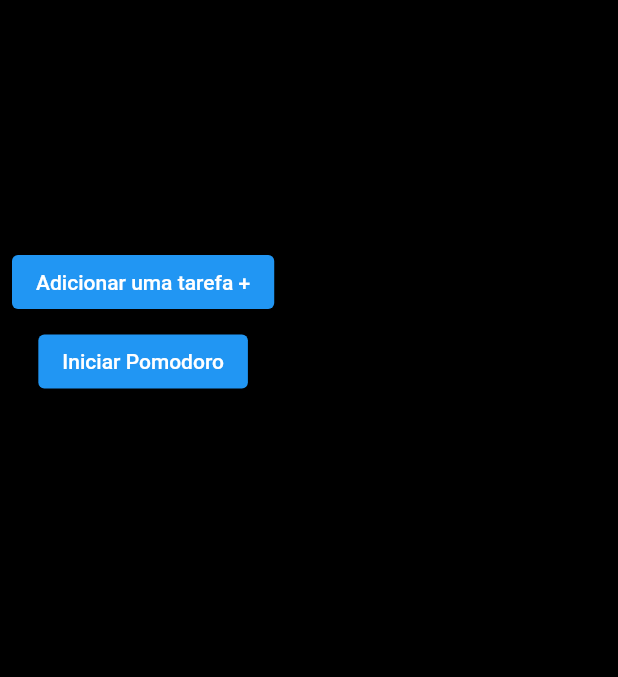
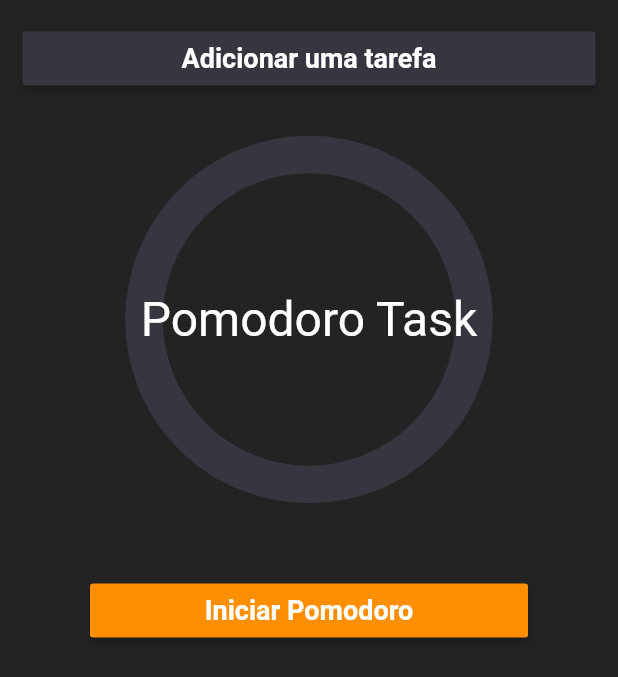
Before and after one commit to Suelinc/exercicios_assincronismo, a Flutter app: the screen it shows after launch, on a phone screen of 412 x 824 dp. Shown: the top 677 px of the screen. Run offline on Flutter 3.47's test engine with Material 2 defaults, Android fonts, the light colour scheme and no system bars.

Commit message:
Commit 2

```diff
--- a/pomodoro_task/lib/main.dart
+++ b/pomodoro_task/lib/main.dart
@@ -1,9 +1,10 @@
-import 'dart:math';
+import 'dart:async';
 
 import 'package:flutter/material.dart';
 
 void main() {
-  runApp(const MaterialApp(home: PomodoroTask()));
+  runApp(const MaterialApp(
+      debugShowCheckedModeBanner: false, home: PomodoroTask()));
 }
 
 class PomodoroTask extends StatefulWidget {
@@ -14,117 +15,210 @@ class PomodoroTask extends StatefulWidget {
 }
 
 class PomodoroTaskState extends State<PomodoroTask> {
-  TextEditingController tarefaControl = TextEditingController();
+  Color cor1 = Colors.amber.shade800;
+  Color cor2 = Colors.tealAccent.shade700;
+  Color cor3 = const Color(0xFF363640);
+  Color cor4 = const Color(0xFF232323);
+  Color corBotao = Colors.amber.shade800;
+  Color corCirculo = const Color(0xFF363640);
 
+  TextEditingController campoTask = TextEditingController();
 
-  String tempo = '';
-  int pontos = 0;
-  bool isStart = false;
-  final foco = FocusNode();
+  String task = 'Adicionar uma tarefa';
+  String cronometro = 'Pomodoro Task';
+  String textoBotao = 'Iniciar Pomodoro';
+  bool isPomodoro = false;
+  bool isDescanso = false;
+  double porcentagem = 1.0;
+  int tempoTotal = 25;
 
-  // This widget is the root of your application.
   @override
   Widget build(BuildContext context) {
-
     return Scaffold(
-      backgroundColor: Colors.black,
-      appBar: AppBar(
-        backgroundColor: Colors.black,
-
-
+      body: Container(
+          color: cor4,
+          padding: const EdgeInsets.all(15.0),
+          child: ListView(children: [
+            MaterialButton(
+                color: cor3,
+                onPressed: () {
+                  modalTask();
+                },
+                child: Text(
+                  task,
+                  style: const TextStyle(
+                    fontSize: 18,
+                    fontWeight: FontWeight.bold,
+                    color: Colors.white,
                   ),
-      body: SingleChildScrollView(
-        padding: const EdgeInsets.all(8.0),
-        child: Column(
+                )),
+            const SizedBox(
+              height: 25.0,
+            ),
+            SizedBox(
+              height: 250,
+              child: Stack(
                 children: [
-            const SizedBox(
-              height: 100.0,
+                  Center(
+                    child: Container(
+                        padding: const EdgeInsets.all(15.0),
+                        width: 250.0,
+                        height: 250.0,
+                        child: CircularProgressIndicator(
+                          value: porcentagem,
+                          color: corCirculo,
+                          strokeWidth: 25,
+                        )),
                   ),
-            ElevatedButton(
-              onPressed: (){},
-              // style:  const ButtonStyle(backgroundColor: Colors.blueGrey,),
-              child: const Text('Adicionar uma tarefa +'),
-            ),
-
-            const SizedBox(
-              height: 5.0,
-            ),
-            // TextField(
-            //   controller: tarefaControl,
-            //   keyboardType: TextInputType.text,
-            //   focusNode: foco,
-            // ),
-            // const SizedBox(
-            //   height: 10.0,
-            // ),
-            ElevatedButton(
-              onPressed: (){},
-              child: const Text('Iniciar Pomodoro'),
-            ),
-
-
+                  Center(
+                      child: Text(cronometro,
+                          style: const TextStyle(
+                            fontSize: 32.0,
+                            color: Colors.white,
+                          ))),
                 ],
               ),
             ),
+            const SizedBox(height: 45.0),
+            Padding(
+                padding: const EdgeInsets.symmetric(
+                  horizontal: 45,
+                ),
+                child: MaterialButton(
+                  color: corBotao,
+                  child: Text(
+                    textoBotao,
+                    style: const TextStyle(
+                      fontSize: 18,
+                      fontWeight: FontWeight.bold,
+                      color: Colors.white,
+                    ),
+                  ),
+                  onPressed: () {
+                    iniciarPomodoro();
+                  },
+                ))
+          ])),
     );
   }
 
-  Future<void> startGame() async {
-    var tempTime = 30;
+  modalTask() {
+    showDialog(
+        context: context,
+        builder: (context) {
+          return AlertDialog(
+              content: Column(children: [
+            TextField(
+              controller: campoTask,
+              autofocus: true,
+              textAlign: TextAlign.center,
+              textCapitalization: TextCapitalization.sentences,
+            ),
+            const SizedBox(
+              height: 10.0,
+            ),
+            MaterialButton(
+              onPressed: () {
+                adicionarTask();
+              },
+              color: cor1,
+              child: const Text('Adicionar',
+                  style: TextStyle(
+                    fontSize: 18,
+                    fontWeight: FontWeight.bold,
+                    color: Colors.white,
+                  )),
+            ),
+            MaterialButton(
+              onPressed: () {
+                limparTask();
+              },
+              color: cor4,
+              child: const Text('Limpar',
+                  style: TextStyle(
+                    fontSize: 16,
+                    fontWeight: FontWeight.bold,
+                    color: Colors.white,
+                  )),
+            )
+          ]));
+        });
+  }
 
-    if (!isStart) {
-      pontos = 0;
-      isStart = true;
+  void adicionarTask() {
+    if (campoTask.text.isNotEmpty) {
+      setState(() {
+        task = campoTask.text;
+      });
+    }
+    Navigator.pop(context, false);
+  }
 
+  void limparTask() {
+    setState(() {
+      task = 'Adicionar uma tarefa +';
+      campoTask.text = '';
+    });
+    Navigator.pop(context, false);
+  }
 
-      for (var index = tempTime; index > 0; index--) {
-        await Future.delayed(const Duration(seconds: 1));
-        tempTime -= 1;
+  void iniciarPomodoro() {
+    if (!isPomodoro && !isDescanso) {
+      isPomodoro = true;
+      tempoTotal = 25;
+      int tempo = tempoTotal;
       setState(() {
-          if (tempTime == 0) {
-            tempo = '00:00';
+        corCirculo = cor1;
+        cronometro = tempo > 9 ? "00:$tempo" : "00:0$tempo";
+      });
 
-            isStart = false;
-            tarefaControl.text = '';
-            showDialogAcertou();
-            foco.requestFocus();
+      Timer.periodic(const Duration(seconds: 1), (timer) {
+        tempo = tempoTotal - timer.tick;
+        if (tempo > 0) {
+          setState(() {
+            cronometro = tempo > 9 ? "00:$tempo" : "00:0$tempo";
+            porcentagem -= (100 / tempoTotal) / 100;
+          });
         } else {
-            foco.requestFocus();
-            tempo = (tempTime > 9 ? '00:$tempTime' : '00:0$tempTime');
+          timer.cancel();
+          isPomodoro = false;
+          isDescanso = true;
+          tempoTotal = 5;
+          setState(() {
+            corCirculo = cor2;
+            corBotao = cor2;
+            cronometro = 'Descanse!';
+            textoBotao = 'Iniciar Descanso';
+            porcentagem = 1;
+          });
+        }
+      });
+    } else if (isDescanso && !isPomodoro) {
+      isPomodoro = true;
+      int tempo = tempoTotal;
+
+      Timer.periodic(const Duration(seconds: 1), (timer) {
+        tempo = tempoTotal - timer.tick;
+
+        if (tempo > 0) {
+          setState(() {
+            cronometro = tempo > 9 ? "00:$tempo" : "00:0$tempo";
+            porcentagem -= (100 / tempoTotal) / 100;
+          });
+        } else {
+          timer.cancel();
+          isPomodoro = false;
+          isDescanso = true;
+          tempoTotal = 25;
+          porcentagem = 1;
+          setState(() {
+            cronometro = "Pomodoro Task";
+            corCirculo = cor3;
+            corBotao = cor1;
+            textoBotao = "Iniciar Pomodoro";
+          });
         }
       });
     }
   }
 }
-
-  void showDialogAcertou() {
-    showDialog(
-      context: context,
-      builder: (BuildContext context) {
-        // retorna um objeto do tipo Dialog
-        return AlertDialog(
-          title: Text("Acertou $pontos palavra(s)!"),
-        );
-      },
-    );
-  }
-
-  void showDialogOrientacao() {
-    showDialog(
-      context: context,
-      builder: (BuildContext context) {
-        // retorna um objeto do tipo Dialog
-        return AlertDialog(
-          title: Text(
-            'Clique em Start Game, digite a palavra mostrada e que em Enviar',
-            style: TextStyle(
-              color: Colors.blue.shade900,
-            ),
-          ),
-        );
-      },
-    );
-  }
-
-
-}
```
Lines whose indentation alone changed are shown as unchanged.
